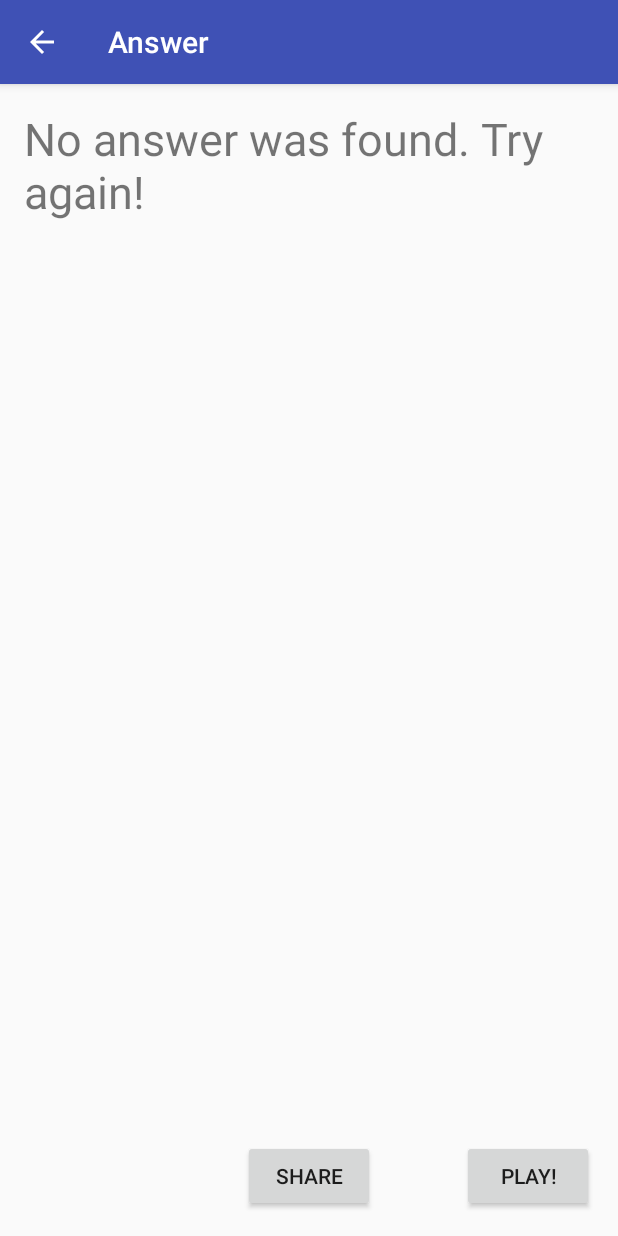
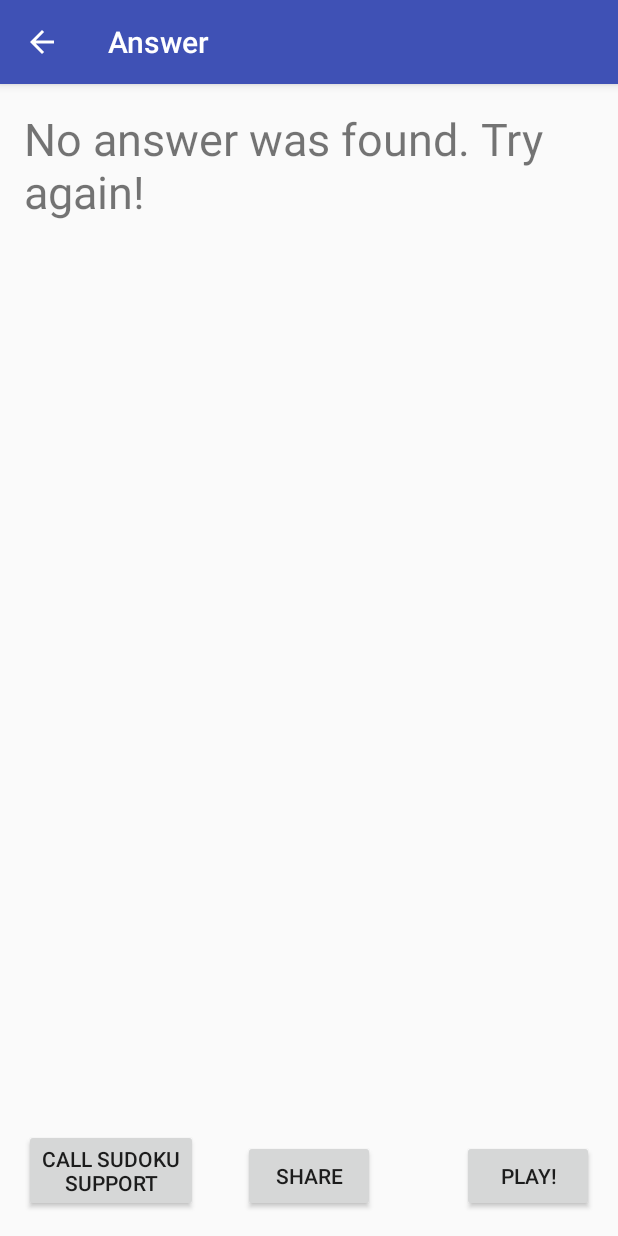
Before and after one commit to SnoBoarder/Sudoku-Solver, an Android app: the screen it shows after launch (AnswerActivity), after a tap on "SUBMIT", on a phone screen of 412 x 824 dp. Run offline under Robolectric (Android 15) with nearby library versions, the phone set to English and light mode, and no system bars.

Commit message:
You can now call Sudoku Support for help with Sudoku puzzles

```diff
--- a/SudokuSolver/app/src/main/AndroidManifest.xml
+++ b/SudokuSolver/app/src/main/AndroidManifest.xml
@@ -4,6 +4,7 @@
 
     <uses-permission android:name="android.permission.INTERNET" />
     <uses-permission android:name="android.permission.ACCESS_NETWORK_STATE"/>
+    <uses-permission android:name="android.permission.CALL_PHONE" />
 
     <application
         android:allowBackup="true"
--- a/SudokuSolver/app/src/main/res/layout/activity_answer.xml
+++ b/SudokuSolver/app/src/main/res/layout/activity_answer.xml
@@ -25,4 +25,12 @@
         android:text="@string/play_game"
         android:layout_alignTop="@+id/shareButton"
         android:layout_alignParentEnd="true" />
+
+    <Button
+        android:layout_width="wrap_content"
+        android:layout_height="wrap_content"
+        android:text="@string/call_sudoku"
+        android:id="@+id/callButton"
+        android:layout_alignParentBottom="true"
+        android:layout_alignParentStart="true" />
 </RelativeLayout>
--- a/SudokuSolver/app/src/main/res/values/strings.xml
+++ b/SudokuSolver/app/src/main/res/values/strings.xml
@@ -12,4 +12,5 @@
     <string name="share_to">Share answer to:</string>
     <string name="play_game">Play!</string>
     <string name="no_answer">No answer was found. Try again!</string>
+    <string name="call_sudoku">Call Sudoku\nSupport</string>
 </resources>
```
Also changed, not shown: SudokuSolver/app/src/main/java/com/btran/bu/sudokusolver/AnswerActivity.java (+59 -18 lines).
